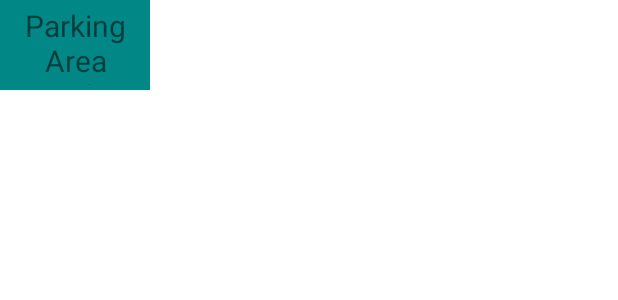
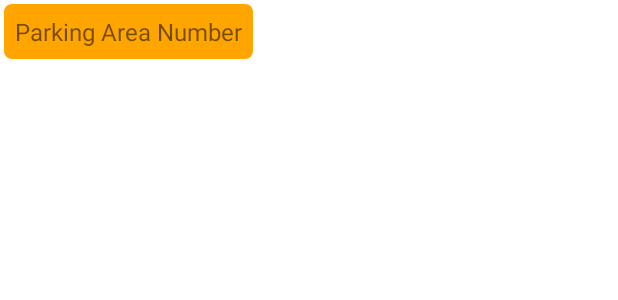
Before and after one commit to elmasrya/Mapestry, an Android app built with Jetpack Compose: the layout annotation_view.xml on its own in the app's theme, with its tools: preview values and no code run, on a phone screen of 412 x 824 dp. Shown: the top 300 px of the screen. Run offline under Robolectric (Android 15) with nearby library versions, the phone set to English and light mode, and no system bars.

Commit message:
Implmented both methods

```diff
--- /dev/null
+++ b/app/src/main/res/drawable/layout_bg.xml
@@ -0,0 +1,7 @@
+<?xml version="1.0" encoding="UTF-8"?>
+<shape xmlns:android="http://schemas.android.com/apk/res/android">
+    <solid android:color="#FFFFFF"/>
+    <stroke android:width="3dp" android:color="#FFFFFF" />
+    <corners android:radius="5dp"/>
+    <padding android:left="0dp" android:top="0dp" android:right="0dp" android:bottom="0dp" />
+</shape>
--- /dev/null
+++ b/app/src/main/res/drawable/layout_sm.xml
@@ -0,0 +1,5 @@
+<shape xmlns:android="http://schemas.android.com/apk/res/android">
+    <solid android:color="@color/orange"/>
+    <corners android:radius="5dp"/>
+    <padding android:left="5dp" android:top="5dp" android:right="5dp" android:bottom="5dp" />
+</shape>
--- a/app/src/main/res/layout/annotation_view.xml
+++ b/app/src/main/res/layout/annotation_view.xml
@@ -1,8 +1,9 @@
 <?xml version="1.0" encoding="utf-8"?>
-<androidx.constraintlayout.widget.ConstraintLayout xmlns:android="http://schemas.android.com/apk/res/android"
-    android:layout_width="100dp"
-    android:layout_height="60dp"
-    android:background="@android:color/white"
+<RelativeLayout
+    xmlns:android="http://schemas.android.com/apk/res/android"
+    android:layout_width="wrap_content"
+    android:layout_height="wrap_content"
+    android:background="@drawable/layout_bg"
     xmlns:app="http://schemas.android.com/apk/res-auto">
 
     <TextView
@@ -10,11 +11,10 @@
         android:text="Parking Area Number"
         android:layout_width="wrap_content"
         android:layout_height="wrap_content"
-        android:gravity="center"
-        android:textSize="20sp"
-        android:padding="3dp"
-        android:background="@color/teal_700"
+        android:background="@drawable/layout_sm"
+        android:textSize="16sp"
+        android:padding="7.5dp"
+        android:layout_margin="2.5dp"
         app:layout_constraintTop_toTopOf="parent"
         app:layout_constraintStart_toStartOf="parent" />
-
-</androidx.constraintlayout.widget.ConstraintLayout>
+</RelativeLayout >
--- a/app/src/main/res/values/colors.xml
+++ b/app/src/main/res/values/colors.xml
@@ -7,6 +7,7 @@
     <color name="teal_700">#FF018786</color>
     <color name="black">#FF000000</color>
     <color name="white">#FFFFFFFF</color>
+    <color name="orange">#FFA500</color>
     <color name="green">#388143</color>
     <color name="red">#E3242B</color>
 </resources>
```
Also changed, not shown: app/src/main/java/com/andrewelmasry/mapestry/ui/map/MapFragment.kt (+26 -11 lines).
